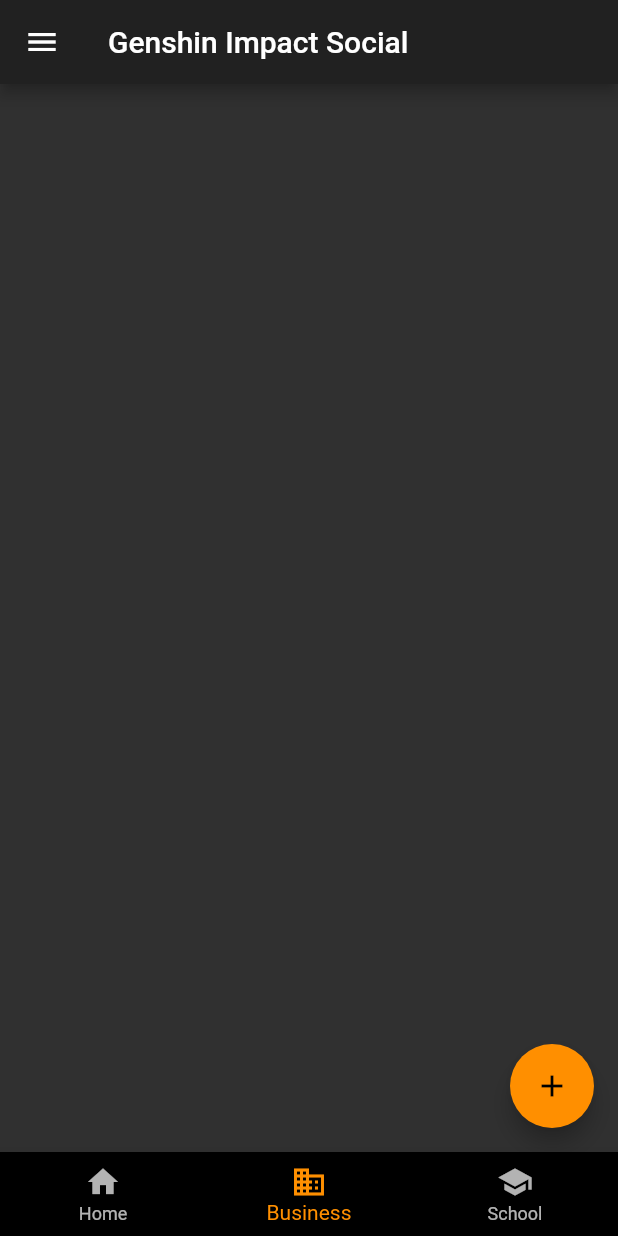
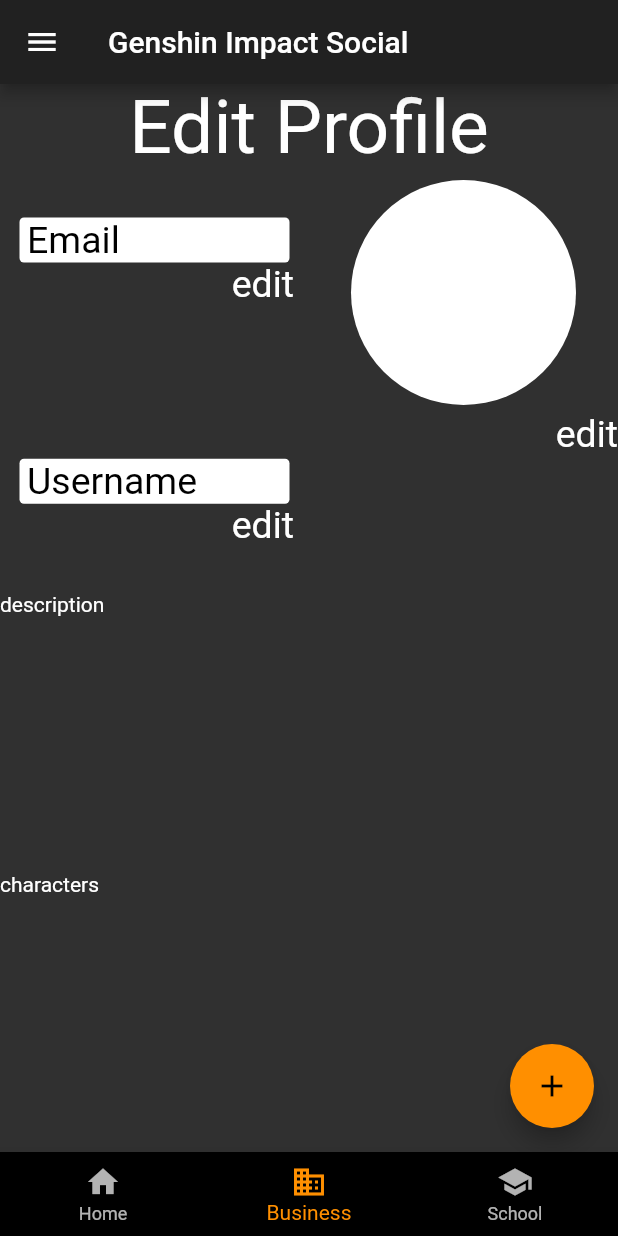
Before and after one commit to AA-powerful-Team/MobileDevices, a Flutter app: the screen it shows after launch, item 2 of the bottom bar chosen, on a phone screen of 412 x 824 dp. Run offline on Flutter 3.47's test engine with Material 2 defaults, Android fonts, the phone set to English and light mode, and no system bars; our stand-ins replace cloud_firestore, firebase_core; accounts and stored records are empty; network calls fail.

Commit message:
edit Profile screen layout

```diff
--- /dev/null
+++ b/gi_social_app/lib/Screens/EditProfile.dart
@@ -0,0 +1,134 @@
+import 'package:flutter/material.dart';
+
+class editProfile extends StatefulWidget {
+  @override
+  _editProfileState createState() => _editProfileState();
+}
+
+class _editProfileState extends State<editProfile> {
+  @override
+  Widget build(BuildContext context) {
+    return Column(
+      children: [
+        Center(
+            child: Text('Edit Profile',
+                style: TextStyle(fontSize: 50, color: Colors.white))),
+        Expanded(
+          flex: 3,
+          child: Row(
+            //profile email, user and pic
+            children: [
+              Expanded(
+                flex: 2,
+                child: Container(
+                  padding:
+                      EdgeInsets.only(right: 10, left: 10, bottom: 30, top: 30),
+                  child: Column(
+                    //email and user
+                    children: [
+                      Container(
+                        alignment: Alignment.center,
+                        height: 30,
+                        width: 180,
+                        decoration: BoxDecoration(
+                          color: Colors.white,
+                          borderRadius: BorderRadius.circular(3),
+                        ),
+                        child: Container(
+                          padding: EdgeInsets.only(right: 5, left: 5),
+                          alignment: Alignment.centerLeft,
+                          child: Text('Email',
+                              style:
+                                  TextStyle(fontSize: 25, color: Colors.black)),
+                        ),
+                      ),
+                      Container(
+                          alignment: Alignment.centerRight,
+                          child: Text('edit',
+                              style: TextStyle(
+                                  fontSize: 25, color: Colors.white))),
+                      Spacer(flex: 1),
+                      Container(
+                        alignment: Alignment.center,
+                        height: 30,
+                        width: 180,
+                        decoration: BoxDecoration(
+                          color: Colors.white,
+                          borderRadius: BorderRadius.circular(3),
+                        ),
+                        child: Container(
+                          padding: EdgeInsets.only(right: 5, left: 5),
+                          alignment: Alignment.centerLeft,
+                          child: Text('Username',
+                              style:
+                                  TextStyle(fontSize: 25, color: Colors.black)),
+                        ),
+                      ),
+                      Container(
+                          alignment: Alignment.centerRight,
+                          child: Text('edit',
+                              style: TextStyle(
+                                  fontSize: 25, color: Colors.white))),
+                    ],
+                  ),
+                ),
+              ),
+              Expanded(
+                flex: 2,
+                child: Column(//profile pic
+                    children: [
+                  Padding(
+                    padding: const EdgeInsets.all(5.0),
+                    child: Container(
+                        width: 150.0,
+                        height: 150.0,
+                        decoration: BoxDecoration(
+                          shape: BoxShape.circle,
+                          color: Colors.white,
+                        )),
+                  ),
+                  Container(
+                    alignment: Alignment.centerRight,
+                    child: Text('edit',
+                        style: TextStyle(fontSize: 25, color: Colors.white)),
+                  ),
+                ]),
+              )
+            ],
+          ),
+        ),
+        Expanded(
+          flex: 2,
+          child: Row(
+            children: [
+              Column(
+                children: [
+                  Text('description'),
+                  Container(
+                    color: Colors.white,
+                  )
+                ],
+              )
+            ],
+          ),
+        ), // description
+        Expanded(
+          flex: 2,
+          child: Row(
+            children: [
+              Column(
+                children: [
+                  Text('characters'),
+                  Container(
+                    color: Colors.white,
+                  )
+                ],
+              )
+            ],
+          ),
+        ), //group info
+        Row() //buttons cancel confirm
+      ],
+    );
+  }
+}
--- a/gi_social_app/lib/home.dart
+++ b/gi_social_app/lib/home.dart
@@ -3,7 +3,7 @@ import 'package:cloud_firestore/cloud_firestore.dart';
 import 'package:gi_social_app/Screens/CreatePost.dart';
 import 'Widgets/widgets.dart';
 import 'Screens/SettingsScreen.dart';
-
+import 'Screens/EditProfile.dart';
 import 'Data/dataStructures.dart';
 
 final db = FirebaseFirestore.instance;
@@ -21,7 +21,7 @@ class _HomeScreenState extends State<HomeScreen> {
   Widget build(BuildContext context) {
     final tabs = [
       HomeTabContent(),
-      SettingsScreen(),
+      editProfile(),
       SettingsScreen(),
     ];
 
@@ -70,13 +70,8 @@ class _HomeScreenState extends State<HomeScreen> {
       body: tabs[_selectedIndex],
       floatingActionButton: FloatingActionButton(
         onPressed: () {
-
-
           Navigator.of(context).push(MaterialPageRoute(
-
-            builder: (BuildContext context)=> CreatePost()
-          ));
-
+              builder: (BuildContext context) => CreatePost()));
 
           /*
           Timestamp testTime=Timestamp.now();
@@ -157,8 +152,8 @@ class _HomeTabContentState extends State<HomeTabContent> {
             itemBuilder: (context, index) {
               final post = feed[index];
 
-              DocumentReference ref=post['ByUser'];
-              String idDoc=ref.path.substring(6);
+              DocumentReference ref = post['ByUser'];
+              String idDoc = ref.path.substring(6);
               var refDoc = db.collection('users').doc('$idDoc').get();
 
               return Container(
@@ -166,7 +161,7 @@ class _HomeTabContentState extends State<HomeTabContent> {
                   future: refDoc,
                   builder: (context2, snapshot2) {
                     if (snapshot2.connectionState == ConnectionState.done) {
-                      var a=snapshot2.data;
+                      var a = snapshot2.data;
 
                       return PreviewPost(
                           data: PostData(
```
Lines whose indentation alone changed are shown as unchanged.
